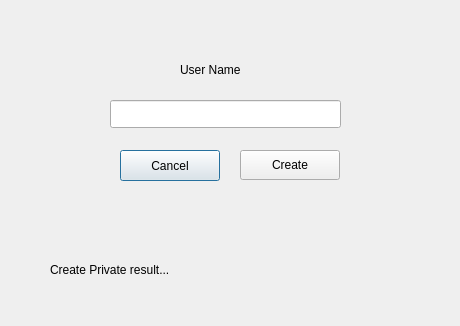
Old version of the form createprivatepage.ui in the repository borhanem/Messenger_Void_13.
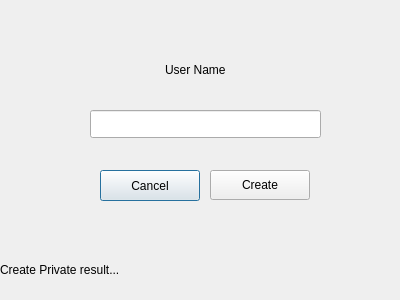
New version of the form.

Commit message: createprivatechat.ui improved & pass/user/token leds deisabled

Patch:
```diff
--- a/createprivatepage.ui
+++ b/createprivatepage.ui
@@ -6,8 +6,8 @@
    <rect>
     <x>0</x>
     <y>0</y>
-    <width>460</width>
-    <height>326</height>
+    <width>400</width>
+    <height>300</height>
    </rect>
   </property>
   <property name="windowTitle">
@@ -16,9 +16,9 @@
   <widget class="QLabel" name="username_lbl">
    <property name="geometry">
     <rect>
-     <x>180</x>
+     <x>165</x>
      <y>60</y>
-     <width>101</width>
+     <width>81</width>
      <height>20</height>
     </rect>
    </property>
@@ -32,18 +32,21 @@
   <widget class="QLineEdit" name="username_led">
    <property name="geometry">
     <rect>
-     <x>110</x>
-     <y>100</y>
+     <x>90</x>
+     <y>110</y>
      <width>231</width>
      <height>28</height>
     </rect>
    </property>
+   <property name="styleSheet">
+    <string notr="true">font: 8pt &quot;Segoe Script&quot;;</string>
+   </property>
   </widget>
   <widget class="QPushButton" name="cancel_pbn">
    <property name="geometry">
     <rect>
-     <x>120</x>
-     <y>150</y>
+     <x>100</x>
+     <y>170</y>
      <width>100</width>
      <height>31</height>
     </rect>
@@ -64,9 +67,9 @@
   <widget class="QLabel" name="result_lbl">
    <property name="geometry">
     <rect>
-     <x>50</x>
+     <x>0</x>
      <y>260</y>
-     <width>351</width>
+     <width>401</width>
      <height>20</height>
     </rect>
    </property>
@@ -77,8 +80,8 @@
   <widget class="QPushButton" name="newprivate_pbn">
    <property name="geometry">
     <rect>
-     <x>240</x>
-     <y>150</y>
+     <x>210</x>
+     <y>170</y>
      <width>100</width>
      <height>30</height>
     </rect>
```
The commit also changes 2 other files.
